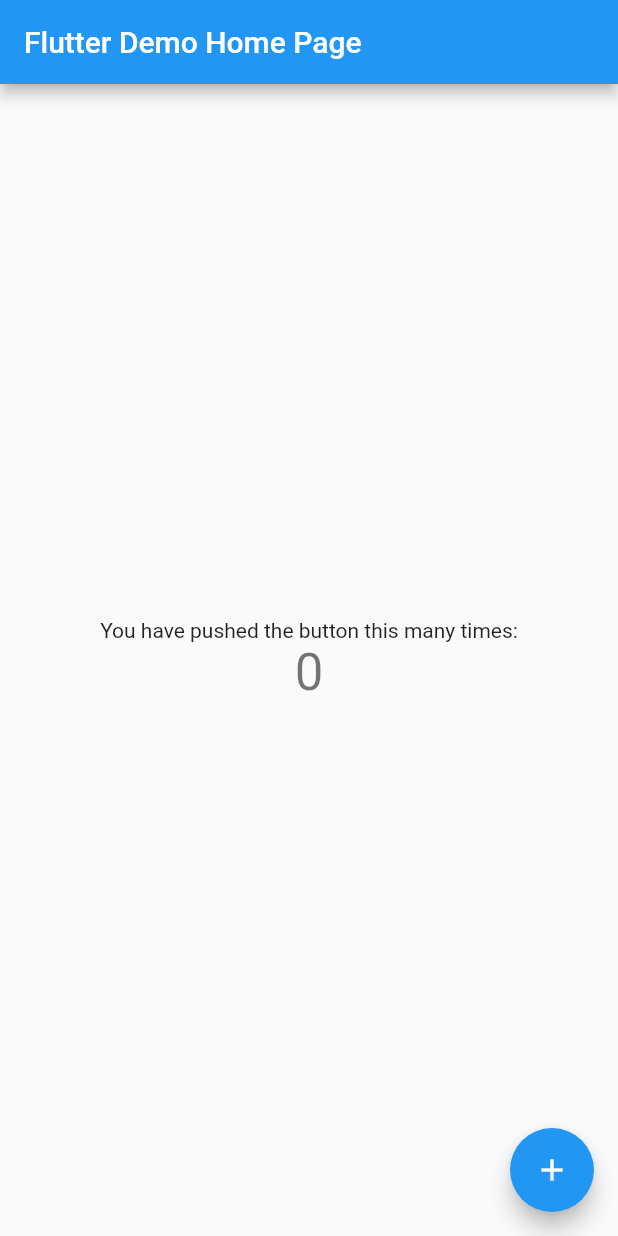
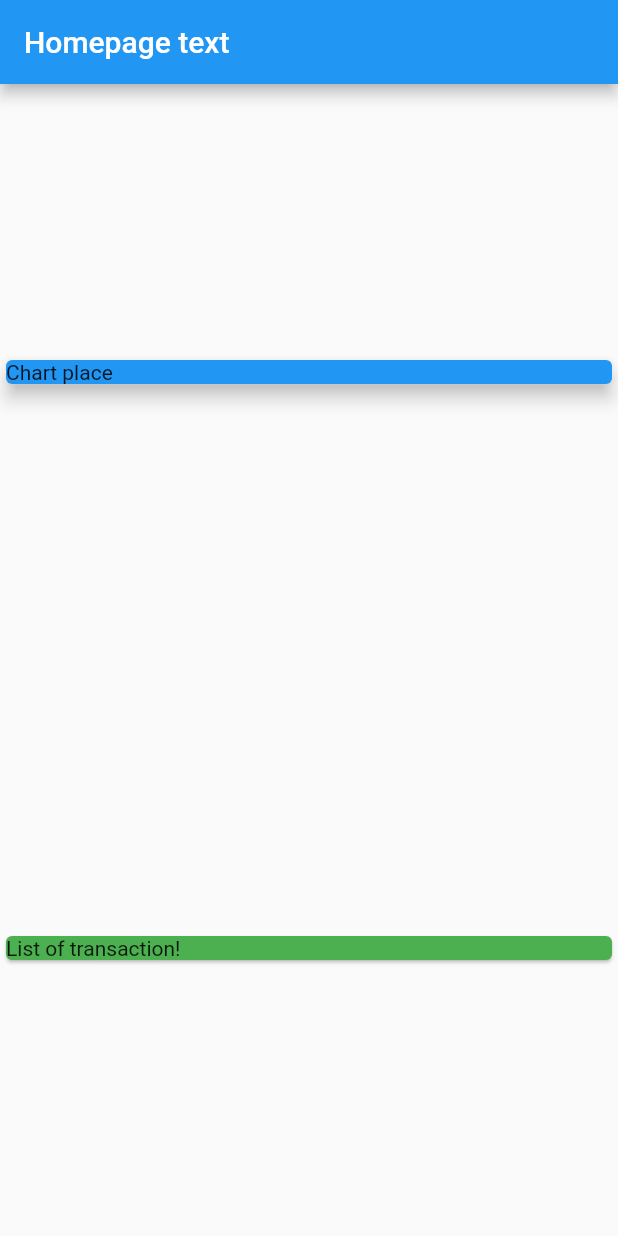
Before and after one commit to hoonblizz/Flutter_Sample_2_Personal_Expense_App, a Flutter app: the screen it shows after launch, on a phone screen of 412 x 824 dp. Run offline on Flutter 3.47's test engine with Material 2 defaults, Android fonts, the phone set to English and light mode, and no system bars.

Commit message:
Combining Widgets

```diff
--- a/lib/main.dart
+++ b/lib/main.dart
@@ -1,111 +1,42 @@
 import 'package:flutter/material.dart';
+import 'package:flutter/semantics.dart';
 
 void main() => runApp(MyApp());
 
 class MyApp extends StatelessWidget {
-  // This widget is the root of your application.
   @override
   Widget build(BuildContext context) {
     return MaterialApp(
-      title: 'Flutter Demo',
-      theme: ThemeData(
-        // This is the theme of your application.
-        //
-        // Try running your application with "flutter run". You'll see the
-        // application has a blue toolbar. Then, without quitting the app, try
-        // changing the primarySwatch below to Colors.green and then invoke
-        // "hot reload" (press "r" in the console where you ran "flutter run",
-        // or simply save your changes to "hot reload" in a Flutter IDE).
-        // Notice that the counter didn't reset back to zero; the application
-        // is not restarted.
-        primarySwatch: Colors.blue,
-      ),
-      home: MyHomePage(title: 'Flutter Demo Home Page'),
+      title: 'Flutter App',
+      home: MyHomePage(),
     );
   }
 }
 
-class MyHomePage extends StatefulWidget {
-  MyHomePage({Key key, this.title}) : super(key: key);
-
-  // This widget is the home page of your application. It is stateful, meaning
-  // that it has a State object (defined below) that contains fields that affect
-  // how it looks.
-
-  // This class is the configuration for the state. It holds the values (in this
-  // case the title) provided by the parent (in this case the App widget) and
-  // used by the build method of the State. Fields in a Widget subclass are
-  // always marked "final".
-
-  final String title;
-
-  @override
-  _MyHomePageState createState() => _MyHomePageState();
-}
-
-class _MyHomePageState extends State<MyHomePage> {
-  int _counter = 0;
-
-  void _incrementCounter() {
-    setState(() {
-      // This call to setState tells the Flutter framework that something has
-      // changed in this State, which causes it to rerun the build method below
-      // so that the display can reflect the updated values. If we changed
-      // _counter without calling setState(), then the build method would not be
-      // called again, and so nothing would appear to happen.
-      _counter++;
-    });
-  }
-
+class MyHomePage extends StatelessWidget {
   @override
   Widget build(BuildContext context) {
-    // This method is rerun every time setState is called, for instance as done
-    // by the _incrementCounter method above.
-    //
-    // The Flutter framework has been optimized to make rerunning build methods
-    // fast, so that you can just rebuild anything that needs updating rather
-    // than having to individually change instances of widgets.
     return Scaffold(
-      appBar: AppBar(
-        // Here we take the value from the MyHomePage object that was created by
-        // the App.build method, and use it to set our appbar title.
-        title: Text(widget.title),
-      ),
-      body: Center(
-        // Center is a layout widget. It takes a single child and positions it
-        // in the middle of the parent.
-        child: Column(
-          // Column is also a layout widget. It takes a list of children and
-          // arranges them vertically. By default, it sizes itself to fit its
-          // children horizontally, and tries to be as tall as its parent.
-          //
-          // Invoke "debug painting" (press "p" in the console, choose the
-          // "Toggle Debug Paint" action from the Flutter Inspector in Android
-          // Studio, or the "Toggle Debug Paint" command in Visual Studio Code)
-          // to see the wireframe for each widget.
-          //
-          // Column has various properties to control how it sizes itself and
-          // how it positions its children. Here we use mainAxisAlignment to
-          // center the children vertically; the main axis here is the vertical
-          // axis because Columns are vertical (the cross axis would be
-          // horizontal).
-          mainAxisAlignment: MainAxisAlignment.center,
+        appBar: AppBar(
+          title: Text('Homepage text'),
+        ),
+        body: Column(
+          mainAxisAlignment: MainAxisAlignment.spaceAround,
+          crossAxisAlignment: CrossAxisAlignment.stretch,
           children: <Widget>[
-            Text(
-              'You have pushed the button this many times:',
+            Container(
+              width: double.infinity,
+              child: Card(
+                child: Text('Chart place'),
+                elevation: 5,
+                color: Colors.blue,
+              ),
             ),
-            Text(
-              '$_counter',
-              style: Theme.of(context).textTheme.display1,
+            Card(
+              color: Colors.green,
+              child: Text('List of transaction!'),
             ),
           ],
-        ),
-      ),
-      floatingActionButton: FloatingActionButton(
-        onPressed: _incrementCounter,
-        tooltip: 'Increment',
-        child: Icon(Icons.add),
-      ), // This trailing comma makes auto-formatting nicer for build methods.
-    );
+        ));
   }
 }
```
Also changed, not shown: 1 other file.
